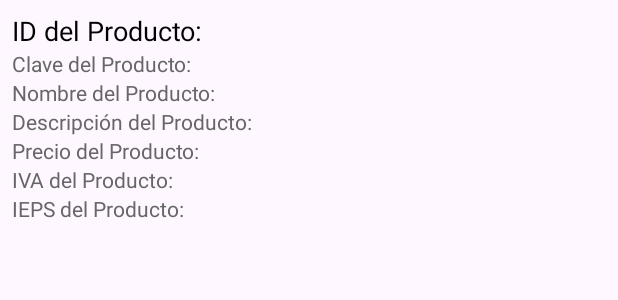
After one commit to LAE1201Soo/GSangin, an Android app: the layout item_producto.xml on its own in the app's theme, with its tools: preview values and no code run, on a phone screen of 412 x 824 dp. The commit adds this screen. Shown: the top 300 px of the screen. Run offline under Robolectric (Android 15) with nearby library versions, the phone set to English and light mode, and no system bars.

Commit message:
ya muestra tanto la lista de clientes en ventas como la lista de productos en el inventario falta corregir los valores de precio , iva y e.

```diff
--- a/app/src/main/res/layout/activity_lista_productos.xml
+++ b/app/src/main/res/layout/activity_lista_productos.xml
@@ -7,6 +7,7 @@
     tools:context=".ListaProductos">
 
     <androidx.recyclerview.widget.RecyclerView
+        android:id="@+id/recliclerProductos"
         android:layout_width="224dp"
         android:layout_height="398dp"
         app:layout_constraintBottom_toBottomOf="parent"
--- /dev/null
+++ b/app/src/main/res/layout/item_producto.xml
@@ -0,0 +1,64 @@
+<?xml version="1.0" encoding="utf-8"?>
+<LinearLayout
+    xmlns:android="http://schemas.android.com/apk/res/android"
+    android:layout_width="match_parent"
+    android:layout_height="wrap_content"
+    android:orientation="vertical"
+    android:padding="8dp">
+
+    <TextView
+        android:id="@+id/productoID"
+        android:layout_width="wrap_content"
+        android:layout_height="wrap_content"
+        android:text="ID del Producto:"
+        android:textSize="18sp"
+        android:textColor="#000" />
+
+    <TextView
+        android:id="@+id/claveTextView"
+        android:layout_width="wrap_content"
+        android:layout_height="wrap_content"
+        android:text="Clave del Producto:"
+        android:textSize="14sp"
+        android:textColor="#666" />
+
+    <TextView
+        android:id="@+id/nombreProductoTextView"
+        android:layout_width="wrap_content"
+        android:layout_height="wrap_content"
+        android:text="Nombre del Producto:"
+        android:textSize="14sp"
+        android:textColor="#666" />
+
+    <TextView
+        android:id="@+id/descripcionTextView"
+        android:layout_width="wrap_content"
+        android:layout_height="wrap_content"
+        android:text="Descripción del Producto:"
+        android:textSize="14sp"
+        android:textColor="#666" />
+
+    <TextView
+        android:id="@+id/precioTextView"
+        android:layout_width="wrap_content"
+        android:layout_height="wrap_content"
+        android:text="Precio del Producto:"
+        android:textSize="14sp"
+        android:textColor="#666" />
+
+    <TextView
+        android:id="@+id/ivaTextView"
+        android:layout_width="wrap_content"
+        android:layout_height="wrap_content"
+        android:text="IVA del Producto:"
+        android:textSize="14sp"
+        android:textColor="#666" />
+
+    <TextView
+        android:id="@+id/iepsTextView"
+        android:layout_width="wrap_content"
+        android:layout_height="wrap_content"
+        android:text="IEPS del Producto:"
+        android:textSize="14sp"
+        android:textColor="#666" />
+</LinearLayout>
```
Also changed, not shown: app/src/main/java/com/example/gsangin/ListaProductos.kt (+15 -0 lines), app/src/main/java/com/example/gsangin/ProductoAdapter.kt (added, +41 -0 lines), app/src/main/java/com/example/gsangin/Sincronizar.kt (+43 -21 lines), app/src/main/java/com/example/gsangin/model/ProductoModel.kt (added, +11 -0 lines), app/src/main/java/com/example/gsangin/model/ProductoSQLiteModel.kt (added, +11 -0 lines), app/src/main/java/com/example/gsangin/model/ProductosObj.kt (added, +13 -0 lines), app/src/main/java/com/example/gsangin/model/ProductosServices.kt (added, +9 -0 lines), app/src/main/java/com/example/gsangin/model/bdAdapter.kt (+68 -11 lines).
